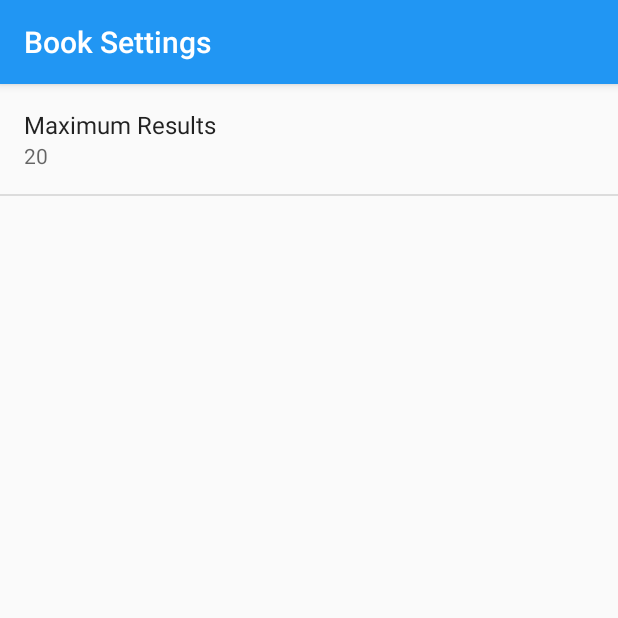
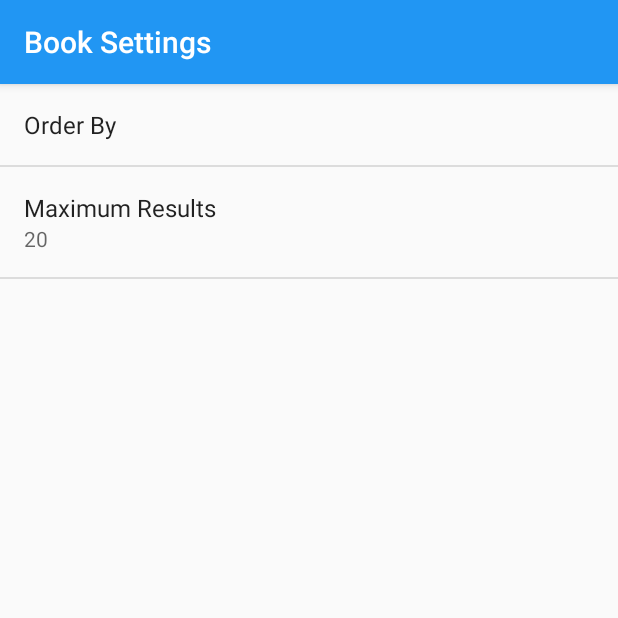
Before and after one commit to FadyFawzyOfficial/BookListing, an Android app: the SettingsActivity screen opened directly, with no data from a screen before it, on a phone screen of 412 x 824 dp, the top half of it. Run offline under Robolectric (Android 15) with nearby library versions, the phone set to English and light mode, and no system bars.

Commit message:
1.19.3 Add a ListPreference to the settings_main.xml file (user can choose an option from the list)

```diff
--- a/app/src/main/res/xml/settings_main.xml
+++ b/app/src/main/res/xml/settings_main.xml
@@ -2,6 +2,13 @@
 <PreferenceScreen
 	xmlns:android = "http://schemas.android.com/apk/res/android"
 	android:title = "@string/settings_title">
+
+	<ListPreference
+		android:defaultValue = "@string/settings_order_by_default"
+		android:entries = "@array/settings_order_by_labels"
+		android:entryValues = "@array/settings_order_by_values"
+		android:key = "@string/settings_order_by_key"
+		android:title = "@string/settings_order_by_label" />
 
 	<EditTextPreference
 		android:defaultValue = "@string/settings_max_results_default"
```
